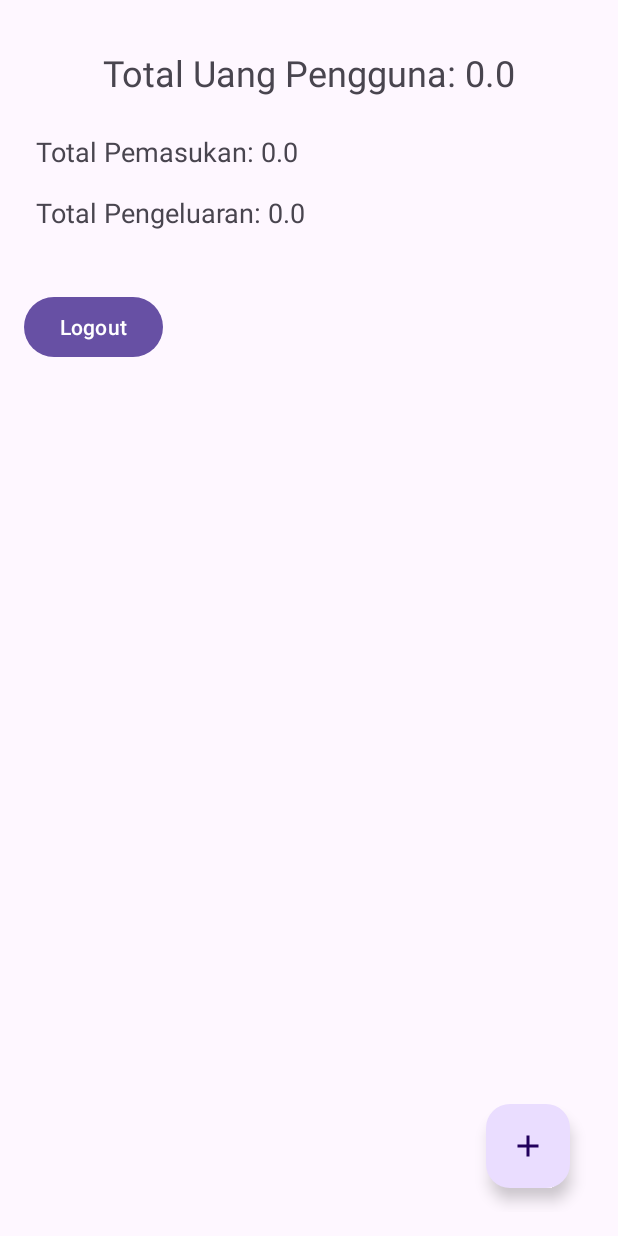
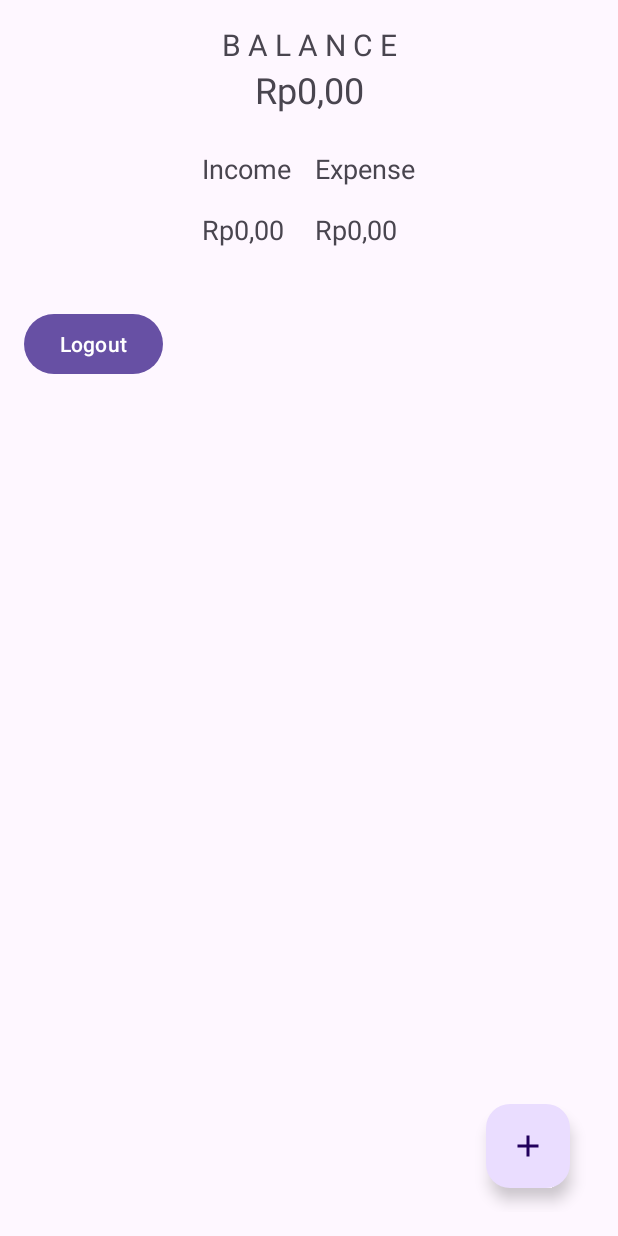
Before and after one commit to lenovix/FinTrack, an Android app: the MainActivity screen opened directly, with no data from a screen before it, on a phone screen of 412 x 824 dp. Run offline under Robolectric (Android 15) with nearby library versions, the phone set to English and light mode, and no system bars; our stand-ins replace Firebase (no records; nobody signed in at launch, a user with empty details on screens opened directly); 1 statement that could not run was skipped.

Commit message:
major update

```diff
--- a/app/src/main/AndroidManifest.xml
+++ b/app/src/main/AndroidManifest.xml
@@ -15,6 +15,9 @@
         android:theme="@style/Theme.FinTrack"
         tools:targetApi="31">
         <activity
+            android:name=".transaction.DetailTransactionActivity"
+            android:exported="false" />
+        <activity
             android:name=".transaction.AddTransactionActivity"
             android:exported="false" />
         <activity
@@ -22,7 +25,7 @@
             android:exported="false" />
         <activity
             android:name=".auth.login.LoginActivity"
-            android:exported="true"></activity>
+            android:exported="true" />
         <activity
             android:name=".MainActivity"
             android:exported="true">
--- a/app/src/main/java/com/kamilsudarmi/fintrack/MainActivity.kt
+++ b/app/src/main/java/com/kamilsudarmi/fintrack/MainActivity.kt
@@ -17,6 +17,8 @@ import com.kamilsudarmi.fintrack.auth.login.LoginActivity
 import com.kamilsudarmi.fintrack.databinding.ActivityMainBinding
 import com.kamilsudarmi.fintrack.transaction.AddTransactionActivity
 import com.kamilsudarmi.fintrack.transaction.Transaction
+import java.text.NumberFormat
+import java.util.Locale
 
 class MainActivity : AppCompatActivity() {
     private lateinit var binding: ActivityMainBinding
@@ -38,6 +40,10 @@ class MainActivity : AppCompatActivity() {
 
         checkLoginStatus()
         button()
+    }
+    fun formatCurrency(amount: Double): String {
+        val numberFormat = NumberFormat.getCurrencyInstance(Locale("id", "ID")) // Atur sesuai kebutuhan lokal Anda
+        return numberFormat.format(amount)
     }
 
     override fun onStart() {
@@ -63,7 +69,7 @@ class MainActivity : AppCompatActivity() {
                                 totalIncome += it.amount
                             }
                         }
-                        binding.tvTotalIncome.text = "Total Pemasukan: $totalIncome"
+                        binding.tvTotalIncome.text = formatCurrency(totalIncome)
                     }
 
                     override fun onCancelled(databaseError: DatabaseError) {
@@ -82,7 +88,7 @@ class MainActivity : AppCompatActivity() {
                                 totalExpense += it.amount
                             }
                         }
-                        binding.tvTotalExpense.text = "Total Pengeluaran: $totalExpense"
+                        binding.tvTotalExpense.text = formatCurrency(totalExpense)
                     }
 
                     override fun onCancelled(databaseError: DatabaseError) {
@@ -104,7 +110,7 @@ class MainActivity : AppCompatActivity() {
                             }
                         }
                     }
-                    binding.tvTotalMoney.text = "Total Uang Pengguna: $totalMoney"
+                    binding.tvTotalMoney.text = formatCurrency(totalMoney)
                 }
 
                 override fun onCancelled(databaseError: DatabaseError) {
--- a/app/src/main/java/com/kamilsudarmi/fintrack/transaction/AddTransactionActivity.kt
+++ b/app/src/main/java/com/kamilsudarmi/fintrack/transaction/AddTransactionActivity.kt
@@ -1,7 +1,6 @@
 package com.kamilsudarmi.fintrack.transaction
 
 import android.app.DatePickerDialog
-import android.content.Intent
 import androidx.appcompat.app.AppCompatActivity
 import android.os.Bundle
 import android.widget.ArrayAdapter
@@ -10,10 +9,8 @@ import android.widget.Spinner
 import android.widget.Toast
 import com.google.firebase.auth.FirebaseAuth
 import com.google.firebase.database.FirebaseDatabase
-import com.kamilsudarmi.fintrack.MainActivity
 import com.kamilsudarmi.fintrack.R
 import com.kamilsudarmi.fintrack.databinding.ActivityAddTransactionBinding
-import com.kamilsudarmi.fintrack.databinding.ActivityMainBinding
 import java.util.Calendar
 
 class AddTransactionActivity : AppCompatActivity() {
@@ -28,6 +25,8 @@ class AddTransactionActivity : AppCompatActivity() {
         binding = ActivityAddTransactionBinding.inflate(layoutInflater)
         val view = binding.root
         setContentView(view)
+//        val currencyTextWatcher = CurrencyTextWatcher(binding.etAmount)
+//        binding.etAmount.addTextChangedListener(currencyTextWatcher)
 
         // Inisialisasi Firebase Auth dan Database
         firebaseAuth = FirebaseAuth.getInstance()
--- a/app/src/main/res/layout/activity_main.xml
+++ b/app/src/main/res/layout/activity_main.xml
@@ -12,31 +12,59 @@
         android:layout_height="wrap_content"
         android:orientation="vertical">
         <TextView
+            android:layout_width="match_parent"
+            android:layout_height="wrap_content"
+            android:text="B A L A N C E"
+            android:textSize="20sp"
+            android:gravity="center" />
+        <TextView
             android:id="@+id/tv_total_money"
             android:layout_width="match_parent"
             android:layout_height="wrap_content"
-            android:text="Total Uang Pengguna"
             android:textSize="24sp"
             android:gravity="center"
-            android:padding="16dp" />
+            android:paddingBottom="16dp" />
 
-        <!-- Total Pemasukan -->
+        <LinearLayout
+            android:layout_width="match_parent"
+            android:layout_height="wrap_content"
+            android:gravity="center"
+            android:orientation="horizontal">
+            <LinearLayout
+                android:layout_width="wrap_content"
+                android:layout_height="wrap_content"
+                android:orientation="vertical">
+                <TextView
+                    android:layout_width="match_parent"
+                    android:layout_height="wrap_content"
+                    android:text="Income"
+                    android:textSize="18sp"
+                    android:padding="8dp" />
                 <TextView
                     android:id="@+id/tv_total_income"
                     android:layout_width="match_parent"
                     android:layout_height="wrap_content"
-            android:text="Total Pemasukan"
                     android:textSize="18sp"
                     android:padding="8dp" />
-
-        <!-- Total Pengeluaran -->
+            </LinearLayout>
+            <LinearLayout
+                android:layout_width="wrap_content"
+                android:layout_height="wrap_content"
+                android:orientation="vertical">
+                <TextView
+                    android:layout_width="match_parent"
+                    android:layout_height="wrap_content"
+                    android:text="Expense"
+                    android:textSize="18sp"
+                    android:padding="8dp" />
                 <TextView
                     android:id="@+id/tv_total_expense"
                     android:layout_width="match_parent"
                     android:layout_height="wrap_content"
-            android:text="Total Pengeluaran"
                     android:textSize="18sp"
                     android:padding="8dp" />
+            </LinearLayout>
+        </LinearLayout>
 
         <androidx.recyclerview.widget.RecyclerView
             android:id="@+id/recycler_view_transactions"
```
Also changed, not shown: app/src/main/java/com/kamilsudarmi/fintrack/TransactionAdapter.kt (+10 -3 lines), app/src/main/res/layout/transaction_item.xml (+40 -30 lines). Lines whose indentation alone changed are shown as unchanged.
